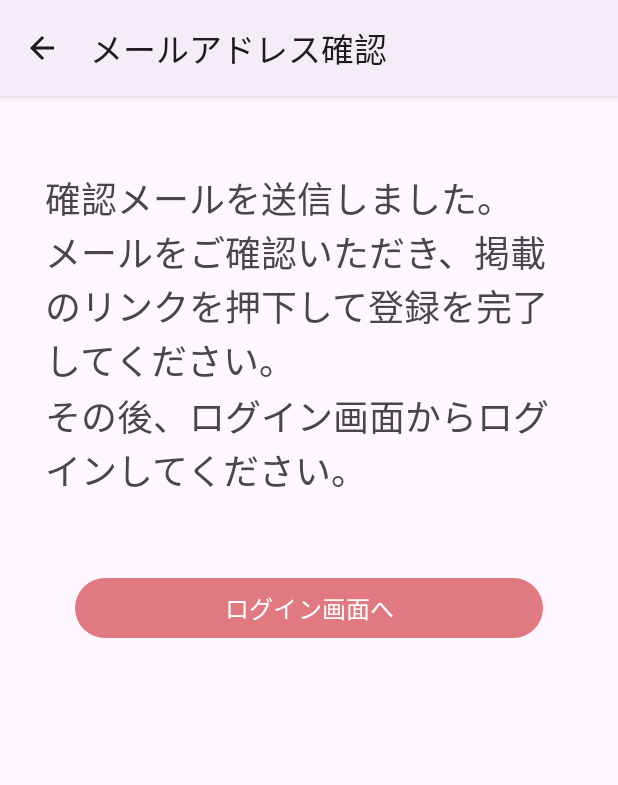
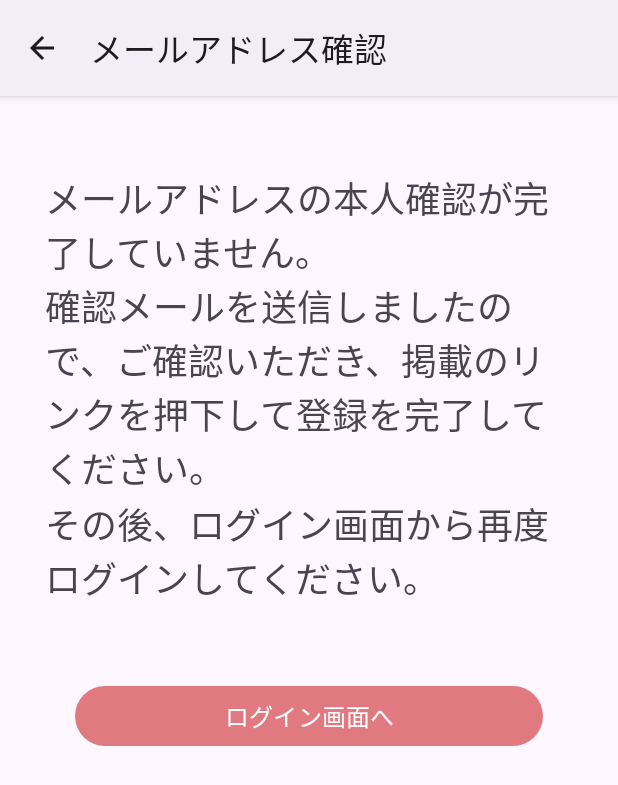
Before and after one commit to Ayumu-Nishi/AccountBook, an Android app: the AuthcodeActivity screen opened directly, with no data from a screen before it, on a phone screen of 412 x 824 dp. Shown: the top 785 px of the screen. Run offline under Robolectric (Android 15) with nearby library versions, the phone set to English and light mode, and no system bars; our stand-ins replace Firebase (no records; nobody signed in at launch, a user with empty details on screens opened directly).

Commit message:
文言微修正

```diff
--- a/app/src/main/res/values/strings.xml
+++ b/app/src/main/res/values/strings.xml
@@ -25,7 +25,7 @@
     <string name="validError.agreement.false">利用規約に同意しないとアプリはご利用になれません</string>
     <!-- 03_認証メール送信画面 -->
     <string name="authcodeActivityTitle">メールアドレス確認</string>
-    <string name="afterSendingText">確認メールを送信しました。\nメールをご確認いただき、掲載のリンクを押下して登録を完了してください。\nその後、ログイン画面からログインしてください。</string>
+    <string name="afterSendingText">メールアドレスの本人確認が完了していません。\n確認メールを送信しましたので、ご確認いただき、掲載のリンクを押下して登録を完了してください。\nその後、ログイン画面から再度ログインしてください。</string>
     <string name="failureSendingText">確認メールの送信に失敗しました。再送ボタンを押してください。</string>
     <string name="afterSendingButtonTitle">ログイン画面へ</string>
     <string name="resendButtonTitle">再送</string>
```
